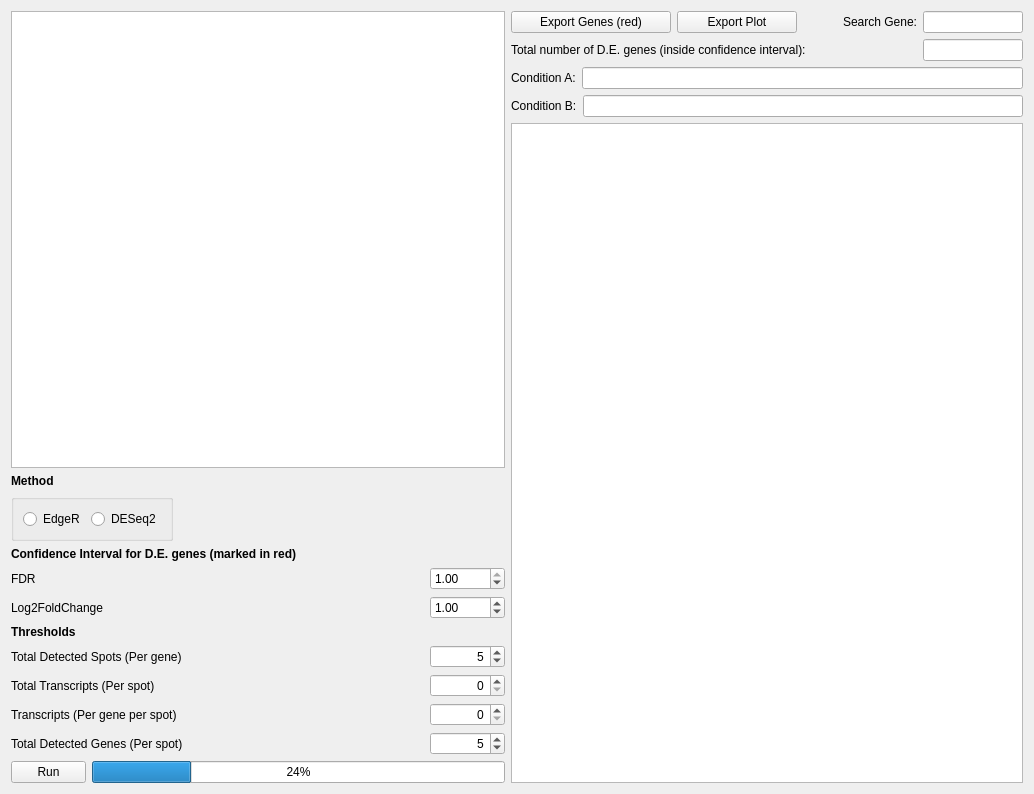
First picture: the form in src/analysis/analysisDEA.ui, repository jfnavarro/st_viewer, before the edit.
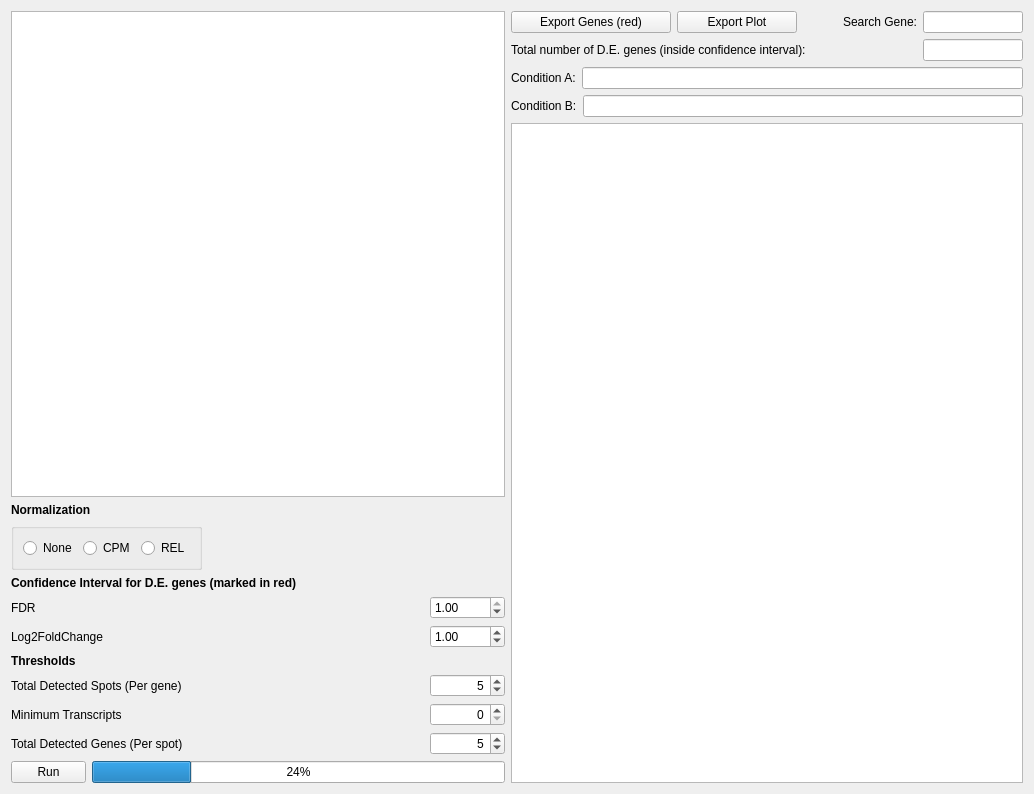
Second picture: the form after the edit. Custom widgets are drawn as their Qt base class.

Patch:
```diff
--- a/src/analysis/analysisDEA.ui
+++ b/src/analysis/analysisDEA.ui
@@ -31,7 +31,7 @@
         </font>
        </property>
        <property name="text">
-        <string>Method</string>
+        <string>Normalization</string>
        </property>
       </widget>
      </item>
@@ -55,20 +55,7 @@
           <bool>true</bool>
          </property>
          <layout class="QGridLayout" name="gridLayout">
-          <item row="0" column="0">
-           <widget class="QRadioButton" name="method_edger">
-            <property name="toolTip">
-             <string>Uses EdgeR for the DEA analysis</string>
-            </property>
-            <property name="statusTip">
-             <string>Uses EdgeR for the DEA analysis</string>
-            </property>
-            <property name="text">
-             <string>EdgeR</string>
-            </property>
-           </widget>
-          </item>
-          <item row="0" column="1">
+          <item row="0" column="2">
            <widget class="QRadioButton" name="method_deseq">
             <property name="toolTip">
              <string>Uses DESeq2 for the DEA analysis</string>
@@ -77,7 +64,27 @@
              <string>Uses DESeq2 for the DEA analysis</string>
             </property>
             <property name="text">
-             <string>DESeq2</string>
+             <string>REL</string>
+            </property>
+           </widget>
+          </item>
+          <item row="0" column="1">
+           <widget class="QRadioButton" name="method_edger">
+            <property name="toolTip">
+             <string>Uses EdgeR for the DEA analysis</string>
+            </property>
+            <property name="statusTip">
+             <string>Uses EdgeR for the DEA analysis</string>
+            </property>
+            <property name="text">
+             <string>CPM</string>
+            </property>
+           </widget>
+          </item>
+          <item row="0" column="0">
+           <widget class="QRadioButton" name="radioButton">
+            <property name="text">
+             <string>None</string>
             </property>
            </widget>
           </item>
@@ -270,7 +277,7 @@
        <item>
         <widget class="QLabel" name="label_12">
          <property name="text">
-          <string>Total Transcripts (Per spot)</string>
+          <string>Minimum Transcripts</string>
          </property>
         </widget>
        </item>
@@ -308,49 +315,6 @@
        </item>
       </layout>
      </item>
-     <item>
-      <layout class="QHBoxLayout" name="horizontalLayout_9">
-       <item>
-        <widget class="QLabel" name="label_10">
-         <property name="text">
-          <string>Transcripts (Per gene per spot)</string>
-         </property>
-        </widget>
-       </item>
-       <item>
-        <spacer name="horizontalSpacer_3">
-         <property name="orientation">
-          <enum>Qt::Horizontal</enum>
-         </property>
-         <property name="sizeHint" stdset="0">
-          <size>
-           <width>40</width>
-           <height>20</height>
-          </size>
-         </property>
-        </spacer>
-       </item>
-       <item>
-        <widget class="QSpinBox" name="individual_reads_threshold">
-         <property name="minimumSize">
-          <size>
-           <width>75</width>
-           <height>0</height>
-          </size>
-         </property>
-         <property name="maximumSize">
-          <size>
-           <width>75</width>
-           <height>16777215</height>
-          </size>
-         </property>
-         <property name="alignment">
-          <set>Qt::AlignRight|Qt::AlignTrailing|Qt::AlignVCenter</set>
-         </property>
-        </widget>
-       </item>
-      </layout>
-     </item>
      <item>
       <layout class="QHBoxLayout" name="horizontalLayout_10">
        <item>
```
